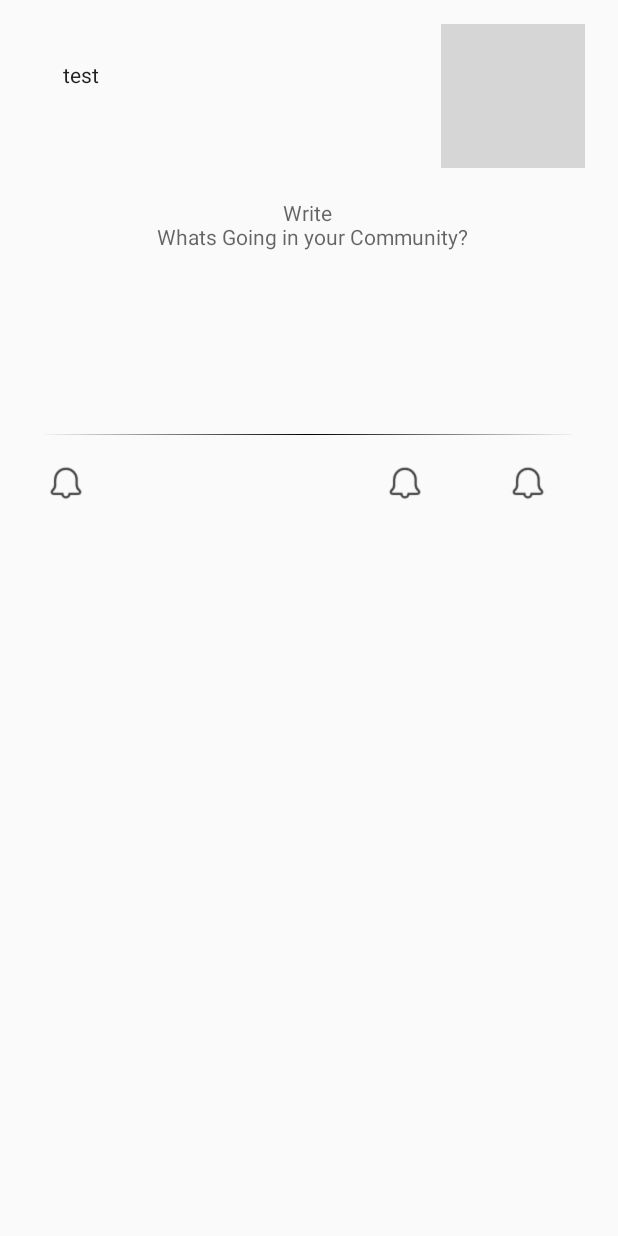
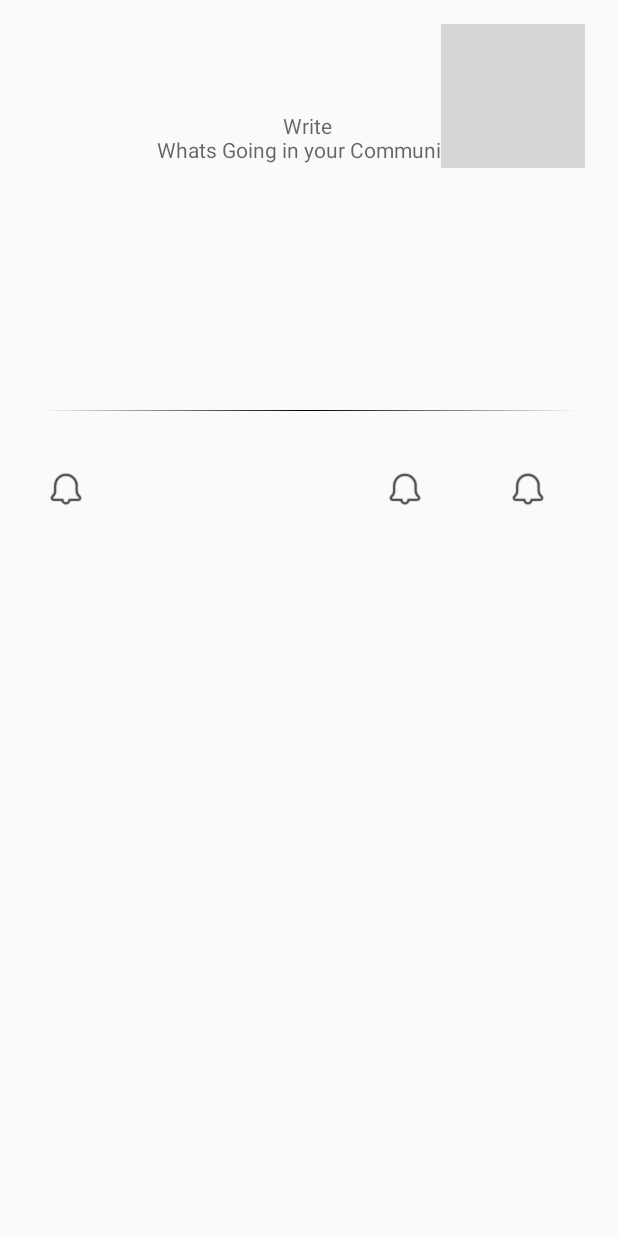
Before and after one commit to narojkumar99/PinUpCircleMobileAppProject, an Android app: the layout fragment_general_post.xml on its own in the app's theme, with its tools: preview values and no code run, on a phone screen of 412 x 824 dp. Run offline under Robolectric (Android 15) with nearby library versions, the phone set to English and light mode, and no system bars; network calls fail; grey boxes are pictures that could not be loaded.

Commit message:
Update Changes New

```diff
--- a/app/src/main/java/com/pinupcircle/ui/fragment/PostSubFragment/GeneralPost.java
+++ b/app/src/main/java/com/pinupcircle/ui/fragment/PostSubFragment/GeneralPost.java
@@ -32,6 +32,7 @@ import com.pinupcircle.model.CommunityPostTextModel;
 import com.pinupcircle.networkutilts.VolleySingleton;
 import com.pinupcircle.ui.fragment.PostFragment;
 import com.pinupcircle.ui.home.DashboardActivity;
+import com.pinupcircle.utils.AppProgressDialog;
 import com.pinupcircle.utils.Constants;
 import com.pinupcircle.utils.CustomPreference;
 
@@ -50,7 +51,7 @@ public class GeneralPost extends Fragment implements View.OnClickListener {
     ImageView sendPost;
     String tag_string_obj = "json_string_req";
     private CommunityPostTextModel communityPostTextModel;
-
+    AppProgressDialog appProgressDialogOtpSend;
 
     @Override
     public View onCreateView(LayoutInflater inflater, ViewGroup container,
@@ -79,7 +80,7 @@ public class GeneralPost extends Fragment implements View.OnClickListener {
         sendPost = view.findViewById(R.id.sendPost);
         editTextGeneralPost = view.findViewById(R.id.generalPost);
         communityPostTextModel = new CommunityPostTextModel();
-
+        appProgressDialogOtpSend = new AppProgressDialog(getActivity(), "wait while your post");
     }
 
     @Override
@@ -97,6 +98,7 @@ public class GeneralPost extends Fragment implements View.OnClickListener {
     }
 
     private void communityTextPostRequest(String communityPost) {
+        //appProgressDialogOtpSend.showProgressDialog();
         communityPostTextModel.setPostText(communityPost);
         communityPostTextModel.setUserId(3);
         communityPostTextModel.addCommunityPin("700120");
--- a/app/src/main/res/layout/fragment_general_post.xml
+++ b/app/src/main/res/layout/fragment_general_post.xml
@@ -9,39 +9,39 @@
         android:id="@+id/generalPost"
         android:layout_width="match_parent"
         android:layout_height="wrap_content"
-         android:text="test"
-        android:layout_marginTop="40dp"
-        android:gravity="center_vertical"
+        android:padding="14dp"
+        android:layout_marginTop="60dp"
+        android:gravity="center_horizontal"
          android:background="@null"
+        android:hint="Write \n Whats Going in your Community?"
         android:textSize="14sp"
         android:layout_marginLeft="36dp"
         android:layout_marginRight="36dp"
         android:paddingLeft="6dp"
-        android:textCursorDrawable="@color/color_blue_dark"
         android:textAppearance="@style/TextAppearance.AppCompat.Display2"
         app:layout_constraintHorizontal_bias="0.497"
         app:layout_constraintLeft_toLeftOf="parent"
         app:layout_constraintRight_toRightOf="parent"
         app:layout_constraintTop_toTopOf="parent"
         tools:ignore="MissingConstraints" />
-
-     <RelativeLayout
+   <!-- <RelativeLayout
         android:layout_width="match_parent"
         android:layout_height="300dp"
         android:gravity="center_vertical"
         tools:ignore="MissingConstraints">
     <TextView
+        android:id="@+id/generalPost"
         android:layout_width="match_parent"
         android:layout_height="wrap_content"
         android:gravity="center"
         android:textSize="14sp"
         android:padding="14dp"
+        android:background="@null"
         android:textAppearance="@style/TextAppearance.AppCompat.Display2"
         android:hint="Write \n Whats Going in your Community?">
 
     </TextView>
-     </RelativeLayout>
-
+    </RelativeLayout>-->
     <ImageView
         android:id="@+id/imgViewCross"
         android:layout_width="wrap_content"
@@ -62,7 +62,7 @@
         android:layout_width="match_parent"
         android:layout_height="0.8dp"
         android:layout_marginLeft="30dp"
-        android:layout_marginTop="230dp"
+        android:layout_marginTop="150dp"
         android:layout_marginRight="30dp"
         app:layout_constraintEnd_toEndOf="parent"
         app:layout_constraintHorizontal_bias="0.0"
@@ -77,7 +77,7 @@
         android:layout_height="24dp"
         android:layout_marginStart="32dp"
         android:layout_marginLeft="12dp"
-        android:layout_marginTop="20dp"
+        android:layout_marginTop="40dp"
         app:layout_constraintStart_toStartOf="parent"
         app:layout_constraintTop_toBottomOf="@+id/imageView19"
         app:srcCompat="@drawable/notification" />
@@ -87,7 +87,7 @@
         android:layout_width="24dp"
         android:layout_height="24dp"
         android:layout_marginStart="180dp"
-        android:layout_marginTop="20dp"
+        android:layout_marginTop="40dp"
         android:layout_marginEnd="35dp"
         android:layout_marginRight="35dp"
         app:layout_constraintEnd_toStartOf="@+id/sendPost"
@@ -101,7 +101,7 @@
         android:layout_height="24dp"
         android:layout_marginStart="0dp"
         android:layout_marginLeft="0dp"
-        android:layout_marginTop="20dp"
+        android:layout_marginTop="40dp"
         android:layout_marginEnd="26dp"
         app:layout_constraintEnd_toEndOf="parent"
         app:layout_constraintStart_toEndOf="@+id/imageView32"
```
Also changed, not shown: app/src/main/AndroidManifest.xml (+2 -8 lines), app/src/main/java/com/pinupcircle/ui/fragment/BottomSheetFragment/BottomSheetFragment.java (deleted, +0 -38 lines). Lines whose indentation alone changed are shown as unchanged.
